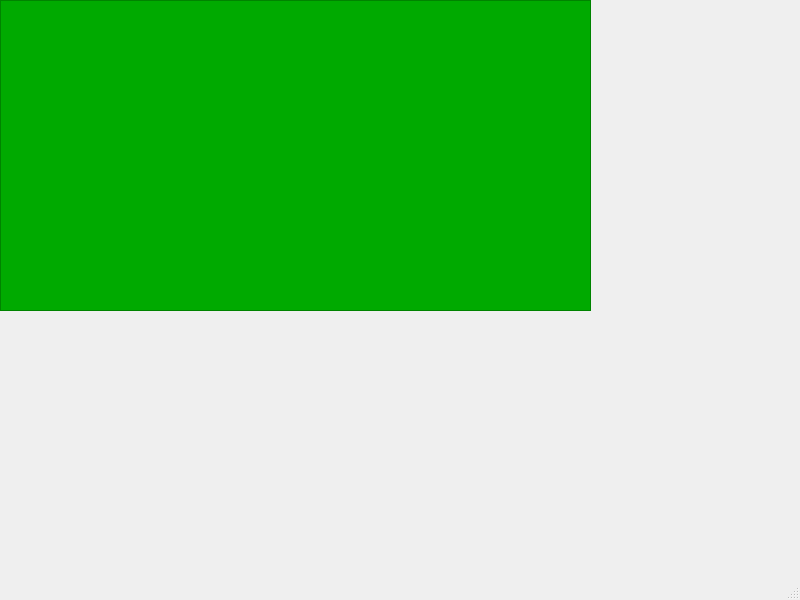
Old version of the form mainwindow.ui in the repository MiguelGil1/lab_5.
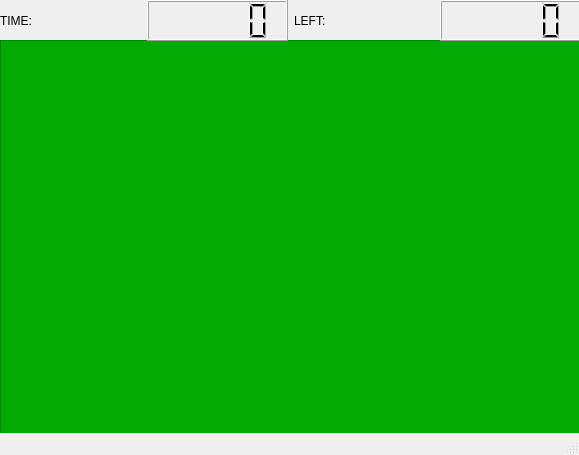
New version of the form.

```diff
--- a/mainwindow.ui
+++ b/mainwindow.ui
@@ -6,8 +6,8 @@
    <rect>
     <x>0</x>
     <y>0</y>
-    <width>800</width>
-    <height>600</height>
+    <width>579</width>
+    <height>455</height>
    </rect>
   </property>
   <property name="windowTitle">
@@ -18,15 +18,47 @@
     <property name="geometry">
      <rect>
       <x>0</x>
-      <y>0</y>
-      <width>591</width>
-      <height>311</height>
+      <y>40</y>
+      <width>581</width>
+      <height>411</height>
      </rect>
     </property>
     <property name="styleSheet">
      <string notr="true">background-color: rgb(0, 170, 0);</string>
     </property>
    </widget>
+   <widget class="QWidget" name="horizontalLayoutWidget">
+    <property name="geometry">
+     <rect>
+      <x>0</x>
+      <y>0</y>
+      <width>581</width>
+      <height>41</height>
+     </rect>
+    </property>
+    <layout class="QHBoxLayout" name="horizontalLayout">
+     <item>
+      <widget class="QLabel" name="label_2">
+       <property name="text">
+        <string>TIME:</string>
+       </property>
+      </widget>
+     </item>
+     <item>
+      <widget class="QLCDNumber" name="Timer"/>
+     </item>
+     <item>
+      <widget class="QLabel" name="label">
+       <property name="text">
+        <string>LEFT:</string>
+       </property>
+      </widget>
+     </item>
+     <item>
+      <widget class="QLCDNumber" name="Lives"/>
+     </item>
+    </layout>
+   </widget>
   </widget>
   <widget class="QMenuBar" name="menubar">
    <property name="geometry">
```
Left out of the diff: 2 changed lines with no effect on the pictures.
